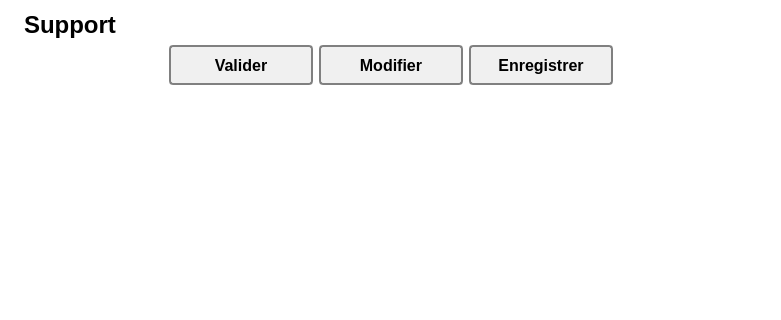
Qt form Interface/FenêtresEnUI/Support_Hatim.ui (ProjetPC2/SIMM2.0-DEV) before a commit; both pictures show x 0 to 781 and y 0 to 320 of the 781 by 765 pixel window.
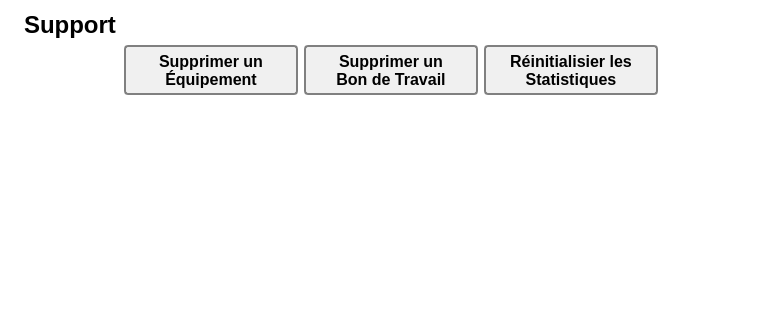
The same form after that commit. Icons and pictures are not drawn.

What changed in the file:
```diff
--- a/Interface/FenêtresEnUI/Support_Hatim.ui
+++ b/Interface/FenêtresEnUI/Support_Hatim.ui
@@ -42,10 +42,10 @@
 font: bold 16px;
 padding-left: 5px;
 padding-right: 5px;
-min-width: 130px;
-max-width:150px;
-min-height: 30px;
-max-height: 30px;
+min-width: 160px;
+max-width:160px;
+min-height: 40px;
+max-height: 40px;
 }
 
 QPushButton:hover {
@@ -181,7 +181,8 @@
         </font>
        </property>
        <property name="text">
-        <string>Valider</string>
+        <string>Supprimer un
+Équipement</string>
        </property>
        <property name="icon">
         <iconset>
@@ -192,7 +193,8 @@
      <item>
       <widget class="QPushButton" name="pushButton">
        <property name="text">
-        <string>Modifier</string>
+        <string>Supprimer un
+Bon de Travail</string>
        </property>
        <property name="icon">
         <iconset>
@@ -209,7 +211,8 @@
      <item>
       <widget class="QPushButton" name="pushButton_2">
        <property name="text">
-        <string>Enregistrer</string>
+        <string>Réinitialisier les
+Statistiques</string>
        </property>
        <property name="icon">
         <iconset>
```
Left out of the diff: 6 changed lines with no effect on the pictures.
